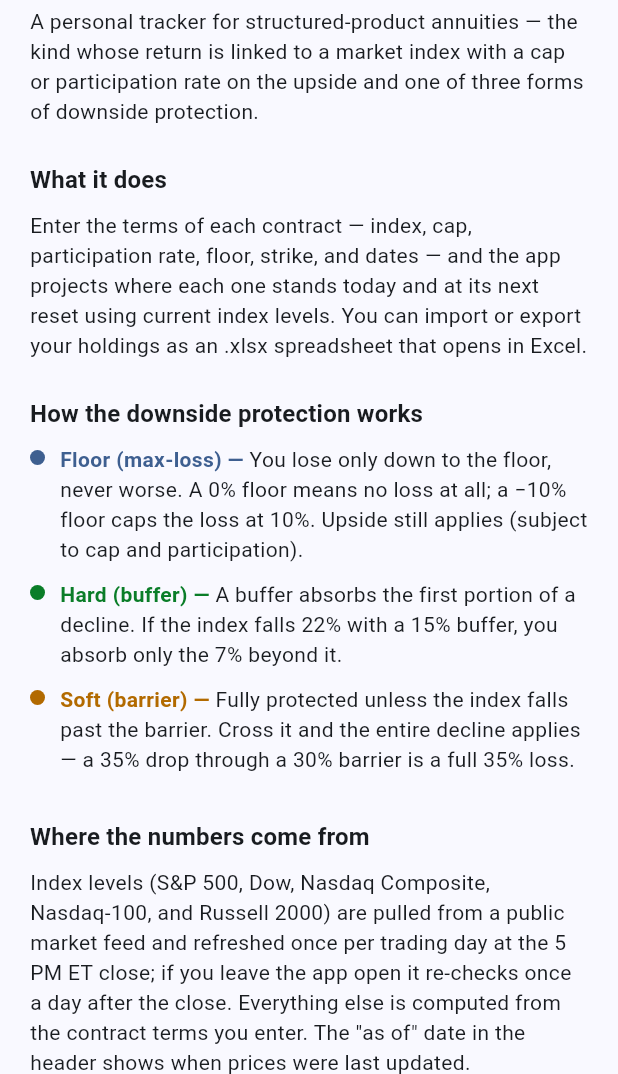
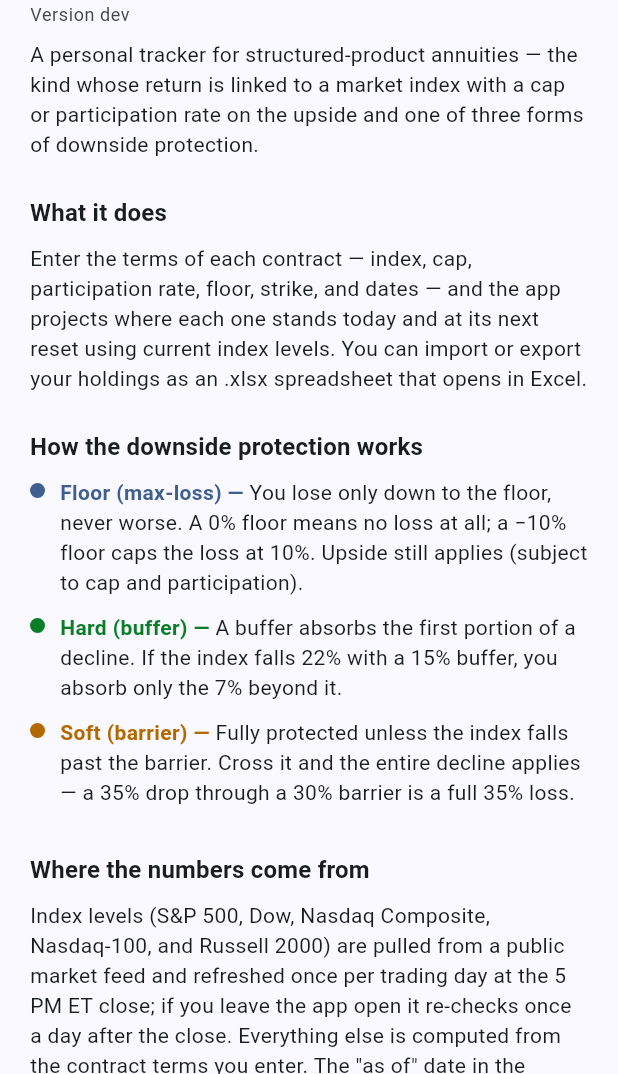
Before and after one commit to jimzucker/iHaveAnnuities, a Flutter app: the InfoPage screen opened directly, on a phone screen of 412 x 824 dp, the part 162-1236 px from its top. Run offline on Flutter 3.47's test engine with Material 3 defaults, Android fonts, the phone set to English and light mode, and no system bars; our stand-ins replace data_table_2, file_picker, shared_preferences, web; missing offline and left inert: cryptography, dart:js_interop, excel, file_saver; accounts and stored records are empty; network calls fail.

Commit message:
About: show the build version (git describe via APP_VERSION)
deploy-web stamps `git describe --tags --always` into the build
(--dart-define=APP_VERSION, with fetch-depth: 0 for tags); the About page
shows "Version <tag>-<n>-g<sha>" so a running tab is identifiable. Local/test
builds show "dev".

Co-Authored-By: Claude Opus 4.8 <noreply@anthropic.com>

```diff
--- a/app/lib/data/app_version.dart
+++ b/app/lib/data/app_version.dart
@@ -12,6 +12,10 @@ import 'package:http/http.dart' as http;
 /// The git SHA this build was compiled with. `dev` for local/test builds (no
 /// --dart-define), which disables the update prompt off-deploy.
 const appBuildSha = String.fromEnvironment('BUILD_SHA', defaultValue: 'dev');
+
+/// Human-readable version stamped at build time via `git describe --tags`
+/// (e.g. `v1.1.0-3-gf02f483`). `dev` for local builds. Shown on the About page.
+const appVersion = String.fromEnvironment('APP_VERSION', defaultValue: 'dev');
 
 /// Fetch the SHA currently published at `build-id.json` (same origin as the
 /// app). Returns null on error or if the file/field is missing.
--- a/app/lib/ui/info_page.dart
+++ b/app/lib/ui/info_page.dart
@@ -4,6 +4,7 @@
 
 import 'package:flutter/material.dart';
 
+import '../data/app_version.dart';
 import 'format.dart';
 
 class InfoPage extends StatelessWidget {
@@ -22,7 +23,11 @@ class InfoPage extends StatelessWidget {
             padding: const EdgeInsets.all(20),
             children: [
               Text('iHaveAnnuities', style: theme.textTheme.headlineSmall),
-              const SizedBox(height: 4),
+              const SizedBox(height: 2),
+              Text('Version $appVersion',
+                  style: theme.textTheme.bodySmall
+                      ?.copyWith(color: theme.colorScheme.onSurfaceVariant)),
+              const SizedBox(height: 8),
               Text(
                 'A personal tracker for structured-product annuities — the kind '
                 'whose return is linked to a market index with a cap or '
```
Also changed, not shown: 2 other files.
